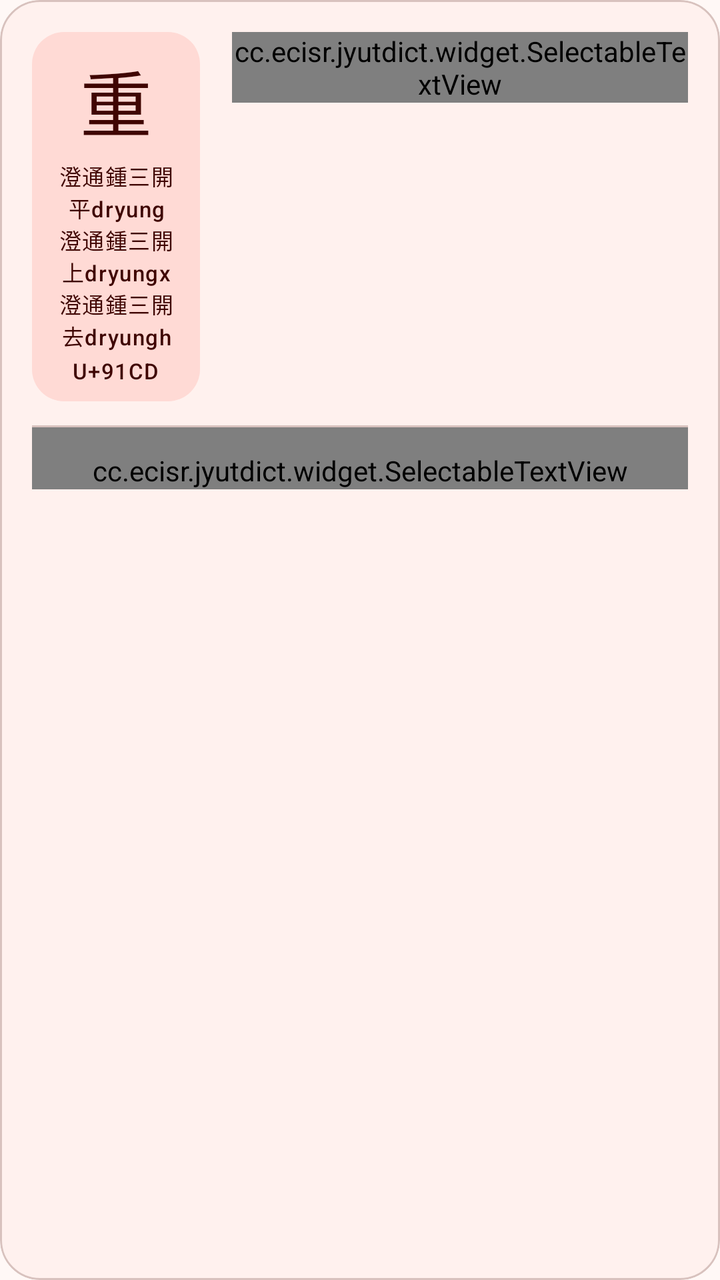
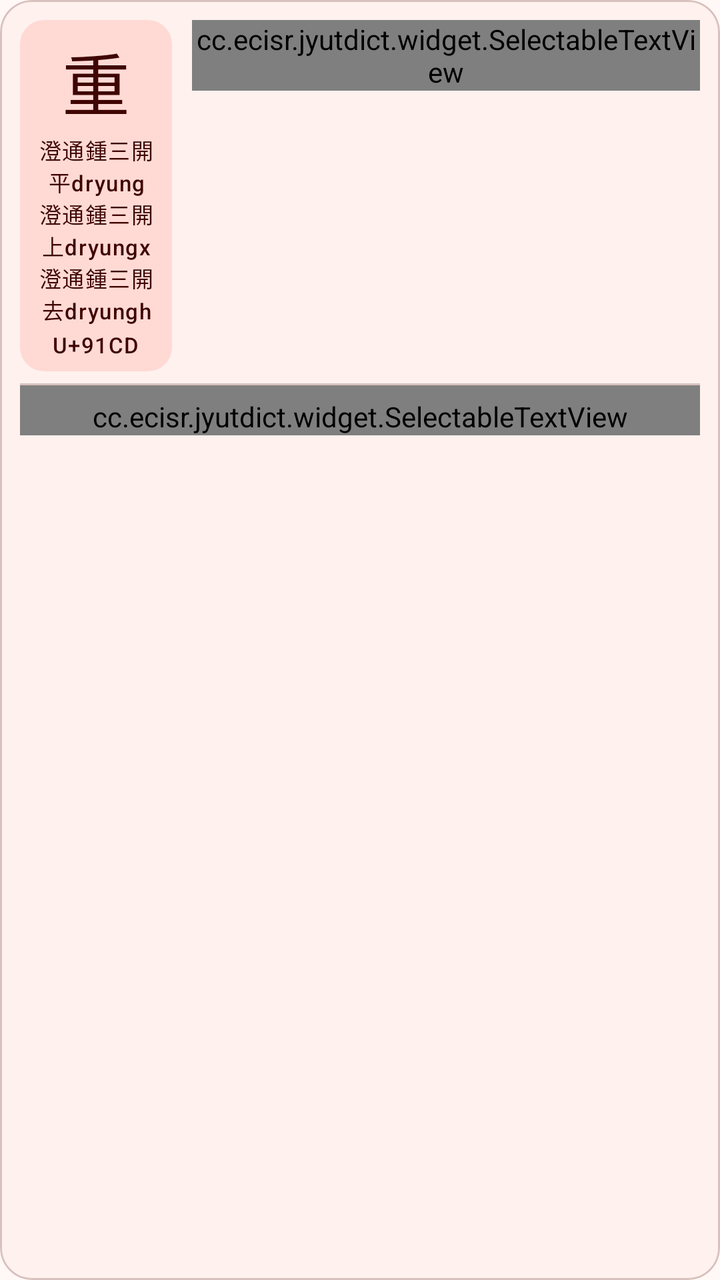

Compare the two renders of this Android layout. The source of the first and the diff that turns it into the second are given below.
<!-- AndroidManifest.xml: application theme AppTheme -->
<!-- res/layout/layout_result_list_item.xml -->
<?xml version="1.0" encoding="utf-8"?>
<com.google.android.material.card.MaterialCardView xmlns:android="http://schemas.android.com/apk/res/android"
    xmlns:app="http://schemas.android.com/apk/res-auto"
    xmlns:tools="http://schemas.android.com/tools"
    android:id="@+id/list_item"
    style="@style/Widget.Material3.CardView.Outlined"
    android:layout_width="match_parent"
    android:layout_height="wrap_content"
    android:layout_marginStart="@dimen/space_md"
    android:layout_marginTop="@dimen/space_xs"
    android:layout_marginEnd="@dimen/space_md"
    android:layout_marginBottom="@dimen/space_xs"
    android:clickable="true"
    android:focusable="true"
    android:foreground="?attr/selectableItemBackground"
    app:cardBackgroundColor="?attr/colorSurfaceContainerLow"
    app:cardCornerRadius="@dimen/card_corner_radius"
    app:cardElevation="0dp"
    app:strokeColor="?attr/colorOutlineVariant"
    app:strokeWidth="1dp">

    <LinearLayout
        android:layout_width="match_parent"
        android:layout_height="wrap_content"
        android:orientation="vertical"
        android:padding="@dimen/space_lg">

        <LinearLayout
            android:id="@+id/item_top"
            android:layout_width="match_parent"
            android:layout_height="wrap_content"
            android:baselineAligned="false"
            android:orientation="horizontal">

            <LinearLayout
                android:id="@+id/item_chara"
                android:layout_width="84dp"
                android:layout_height="wrap_content"
                android:background="@drawable/bg_character_block"
                android:gravity="center"
                android:minHeight="96dp"
                android:orientation="vertical"
                android:paddingHorizontal="@dimen/space_sm"
                android:paddingVertical="@dimen/space_sm">

                <TextView
                    android:id="@+id/chara_header"
                    android:layout_width="wrap_content"
                    android:layout_height="wrap_content"
                    android:gravity="center"
                    android:includeFontPadding="false"
                    android:text="@string/result_list_chara"
                    android:textAppearance="@style/TextAppearance.Material3.DisplaySmall"
                    android:textColor="?attr/colorOnPrimaryContainer"
                    tools:ignore="HardcodedText" />

                <TextView
                    android:id="@+id/chara_info"
                    android:layout_width="wrap_content"
                    android:layout_height="wrap_content"
                    android:layout_marginTop="@dimen/space_xs"
                    android:gravity="center"
                    android:text="@string/result_list_info"
                    android:textAppearance="@style/TextAppearance.Material3.LabelSmall"
                    android:textColor="?attr/colorOnPrimaryContainer" />

                <TextView
                    android:id="@+id/chara_extra"
                    android:layout_width="wrap_content"
                    android:layout_height="wrap_content"
                    android:layout_marginTop="2dp"
                    android:gravity="center"
                    android:text="@string/result_list_extra"
                    android:textAppearance="@style/TextAppearance.Material3.LabelSmall"
                    android:textColor="?attr/colorOnPrimaryContainer" />

            </LinearLayout>

            <cc.ecisr.jyutdict.widget.SelectableTextView
                android:id="@+id/content_wanshyu"
                android:layout_width="0dp"
                android:layout_height="wrap_content"
                android:layout_marginStart="@dimen/space_lg"
                android:layout_weight="1"
                android:lineSpacingExtra="3dp"
                android:text="@string/result_list_upper"
                android:textAppearance="@style/TextAppearance.Material3.BodyMedium"
                android:textColor="?attr/colorOnSurface" />

        </LinearLayout>

        <View
            android:id="@+id/content_divider"
            android:layout_width="match_parent"
            android:layout_height="1dp"
            android:layout_marginTop="@dimen/space_md"
            android:background="?attr/colorOutlineVariant" />

        <cc.ecisr.jyutdict.widget.SelectableTextView
            android:id="@+id/content_location"
            android:layout_width="match_parent"
            android:layout_height="wrap_content"
            android:paddingTop="@dimen/space_md"
            android:lineSpacingExtra="4dp"
            android:text="@string/result_list_bottom"
            android:textAppearance="@style/TextAppearance.Material3.BodyMedium"
            android:textColor="?attr/colorOnSurface" />

    </LinearLayout>

</com.google.android.material.card.MaterialCardView>
<!-- resources referenced by this layout -->
<resources>
  <dimen name="card_corner_radius">20dp</dimen>
  <dimen name="space_lg">16dp</dimen>
  <dimen name="space_md">12dp</dimen>
  <dimen name="space_sm">8dp</dimen>
  <dimen name="space_xs">4dp</dimen>
  <!-- drawable bg_character_block (drawable) -->
  <?xml version="1.0" encoding="utf-8"?>
  <shape xmlns:android="http://schemas.android.com/apk/res/android"
      android:shape="rectangle">
      <solid android:color="?attr/colorPrimaryContainer" />
      <corners android:radius="16dp" />
  </shape>
  <string name="result_list_bottom">U+8FFFFF</string>
  <string name="result_list_chara">重</string>
  <string name="result_list_extra">U+91CD</string>
  <string name="result_list_info">澄通鍾三開平dryung\n澄通鍾三開上dryungx\n澄通鍾三開去dryungh</string>
  <string name="result_list_upper">分韻 第六東董凍篤-虫 , 穿東陽平(chung4) , 復也曡也 | 第六東董凍篤-仲 , 照東陽去(zhung) , 厚也又慎重輕重\n英華 chung꜅(zhung6) | ꜁ch\'ung(chung4)</string>
  <color name="md_theme_light_primary">#9B2F24</color>
  <color name="md_theme_light_onPrimary">#FFFFFF</color>
  <color name="md_theme_light_primaryContainer">#FFDAD5</color>
  <color name="md_theme_light_onPrimaryContainer">#3F0502</color>
  <color name="md_theme_light_secondary">#775651</color>
  <color name="md_theme_light_onSecondary">#FFFFFF</color>
  <color name="md_theme_light_secondaryContainer">#FFDAD5</color>
  <color name="md_theme_light_onSecondaryContainer">#2C1512</color>
  <color name="md_theme_light_tertiary">#705C2E</color>
  <color name="md_theme_light_onTertiary">#FFFFFF</color>
  <color name="md_theme_light_tertiaryContainer">#FBDFA6</color>
  <color name="md_theme_light_onTertiaryContainer">#261A00</color>
  <color name="md_theme_light_error">#BA1A1A</color>
  <color name="md_theme_light_onError">#FFFFFF</color>
  <color name="md_theme_light_errorContainer">#FFDAD6</color>
  <color name="md_theme_light_onErrorContainer">#410002</color>
  <color name="md_theme_light_background">#FFF8F6</color>
  <color name="md_theme_light_onBackground">#231918</color>
  <color name="md_theme_light_surface">#FFF8F6</color>
  <color name="md_theme_light_onSurface">#231918</color>
  <color name="md_theme_light_surfaceVariant">#F5DDDA</color>
  <color name="md_theme_light_onSurfaceVariant">#534341</color>
  <color name="md_theme_light_outline">#857370</color>
  <color name="md_theme_light_outlineVariant">#D8C2BE</color>
  <color name="md_theme_light_surfaceContainerLowest">#FFFFFF</color>
  <color name="md_theme_light_surfaceContainerLow">#FFF1EE</color>
  <color name="md_theme_light_surfaceContainer">#FCEAE7</color>
  <color name="md_theme_light_surfaceContainerHigh">#F7E4E1</color>
  <color name="md_theme_light_surfaceContainerHighest">#F1DEDB</color>
  <style name="ThemeOverlay.Jyutdict.MaterialAlertDialog" parent="ThemeOverlay.Material3.MaterialAlertDialog">
          <item name="shapeAppearanceOverlay">@style/ShapeAppearanceOverlay.Jyutdict.Dialog</item>
      </style>
  <style name="Widget.Jyutdict.Toolbar" parent="Widget.Material3.Toolbar.Surface">
          <item name="android:minHeight">64dp</item>
          <item name="android:background">?attr/colorSurface</item>
          <item name="titleTextColor">?attr/colorOnSurface</item>
          <item name="subtitleTextColor">?attr/colorOnSurfaceVariant</item>
          <item name="navigationIconTint">?attr/colorOnSurfaceVariant</item>
          <item name="titleTextAppearance">@style/TextAppearance.Material3.TitleLarge</item>
          <item name="contentInsetStart">16dp</item>
          <item name="contentInsetEnd">8dp</item>
          <item name="contentInsetStartWithNavigation">8dp</item>
      </style>
  <style name="ShapeAppearanceOverlay.Jyutdict.Dialog" parent="">
          <item name="cornerFamily">rounded</item>
          <item name="cornerSize">28dp</item>
      </style>
  <!-- unchanged entries left out for length: 1 -->
</resources>

<!-- the commit's change to res/layout/layout_result_list_item.xml (unified diff, before → after) -->
@@ -6,10 +6,10 @@
     style="@style/Widget.Material3.CardView.Outlined"
     android:layout_width="match_parent"
     android:layout_height="wrap_content"
-    android:layout_marginStart="@dimen/space_md"
-    android:layout_marginTop="@dimen/space_xs"
-    android:layout_marginEnd="@dimen/space_md"
-    android:layout_marginBottom="@dimen/space_xs"
+    android:layout_marginStart="@dimen/space_sm"
+    android:layout_marginTop="2dp"
+    android:layout_marginEnd="@dimen/space_sm"
+    android:layout_marginBottom="2dp"
     android:clickable="true"
     android:focusable="true"
     android:foreground="?attr/selectableItemBackground"
@@ -23,7 +23,7 @@
         android:layout_width="match_parent"
         android:layout_height="wrap_content"
         android:orientation="vertical"
-        android:padding="@dimen/space_lg">
+        android:padding="10dp">
 
         <LinearLayout
             android:id="@+id/item_top"
@@ -34,14 +34,14 @@
 
             <LinearLayout
                 android:id="@+id/item_chara"
-                android:layout_width="84dp"
+                android:layout_width="76dp"
                 android:layout_height="wrap_content"
                 android:background="@drawable/bg_character_block"
                 android:gravity="center"
-                android:minHeight="96dp"
+                android:minHeight="88dp"
                 android:orientation="vertical"
-                android:paddingHorizontal="@dimen/space_sm"
-                android:paddingVertical="@dimen/space_sm">
+                android:paddingHorizontal="@dimen/space_xs"
+                android:paddingVertical="6dp">
 
                 <TextView
                     android:id="@+id/chara_header"
@@ -51,6 +51,7 @@
                     android:includeFontPadding="false"
                     android:text="@string/result_list_chara"
                     android:textAppearance="@style/TextAppearance.Material3.DisplaySmall"
+                    android:textSize="34sp"
                     android:textColor="?attr/colorOnPrimaryContainer"
                     tools:ignore="HardcodedText" />
 
@@ -58,7 +59,7 @@
                     android:id="@+id/chara_info"
                     android:layout_width="wrap_content"
                     android:layout_height="wrap_content"
-                    android:layout_marginTop="@dimen/space_xs"
+                    android:layout_marginTop="2dp"
                     android:gravity="center"
                     android:text="@string/result_list_info"
                     android:textAppearance="@style/TextAppearance.Material3.LabelSmall"
@@ -80,11 +81,13 @@
                 android:id="@+id/content_wanshyu"
                 android:layout_width="0dp"
                 android:layout_height="wrap_content"
-                android:layout_marginStart="@dimen/space_lg"
+                android:layout_marginStart="10dp"
                 android:layout_weight="1"
-                android:lineSpacingExtra="3dp"
+                android:includeFontPadding="false"
+                android:lineSpacingExtra="1dp"
                 android:text="@string/result_list_upper"
                 android:textAppearance="@style/TextAppearance.Material3.BodyMedium"
+                android:textSize="13sp"
                 android:textColor="?attr/colorOnSurface" />
 
         </LinearLayout>
@@ -93,17 +96,19 @@
             android:id="@+id/content_divider"
             android:layout_width="match_parent"
             android:layout_height="1dp"
-            android:layout_marginTop="@dimen/space_md"
+            android:layout_marginTop="6dp"
             android:background="?attr/colorOutlineVariant" />
 
         <cc.ecisr.jyutdict.widget.SelectableTextView
             android:id="@+id/content_location"
             android:layout_width="match_parent"
             android:layout_height="wrap_content"
-            android:paddingTop="@dimen/space_md"
-            android:lineSpacingExtra="4dp"
+            android:includeFontPadding="false"
+            android:paddingTop="6dp"
+            android:lineSpacingExtra="1dp"
             android:text="@string/result_list_bottom"
             android:textAppearance="@style/TextAppearance.Material3.BodyMedium"
+            android:textSize="13sp"
             android:textColor="?attr/colorOnSurface" />
 
     </LinearLayout>
<!-- resource entries referenced after the edit -->
@@ -1,8 +1,6 @@
 <!-- resources referenced by this layout -->
 <resources>
-  <dimen name="card_corner_radius">20dp</dimen>
-  <dimen name="space_lg">16dp</dimen>
-  <dimen name="space_md">12dp</dimen>
+  <dimen name="card_corner_radius">16dp</dimen>
   <dimen name="space_sm">8dp</dimen>
   <dimen name="space_xs">4dp</dimen>
   <!-- drawable bg_character_block (drawable) -->
@@ -10,7 +8,7 @@
   <shape xmlns:android="http://schemas.android.com/apk/res/android"
       android:shape="rectangle">
       <solid android:color="?attr/colorPrimaryContainer" />
-      <corners android:radius="16dp" />
+      <corners android:radius="12dp" />
   </shape>
   <string name="result_list_bottom">U+8FFFFF</string>
   <string name="result_list_chara">重</string>
@@ -50,14 +48,15 @@
           <item name="shapeAppearanceOverlay">@style/ShapeAppearanceOverlay.Jyutdict.Dialog</item>
       </style>
   <style name="Widget.Jyutdict.Toolbar" parent="Widget.Material3.Toolbar.Surface">
-          <item name="android:minHeight">64dp</item>
+          <item name="android:minHeight">56dp</item>
           <item name="android:background">?attr/colorSurface</item>
           <item name="titleTextColor">?attr/colorOnSurface</item>
           <item name="subtitleTextColor">?attr/colorOnSurfaceVariant</item>
           <item name="navigationIconTint">?attr/colorOnSurfaceVariant</item>
           <item name="titleTextAppearance">@style/TextAppearance.Material3.TitleLarge</item>
-          <item name="contentInsetStart">16dp</item>
-          <item name="contentInsetEnd">8dp</item>
+          <item name="subtitleTextAppearance">@style/TextAppearance.Material3.BodySmall</item>
+          <item name="contentInsetStart">12dp</item>
+          <item name="contentInsetEnd">4dp</item>
           <item name="contentInsetStartWithNavigation">8dp</item>
       </style>
   <style name="ShapeAppearanceOverlay.Jyutdict.Dialog" parent="">
